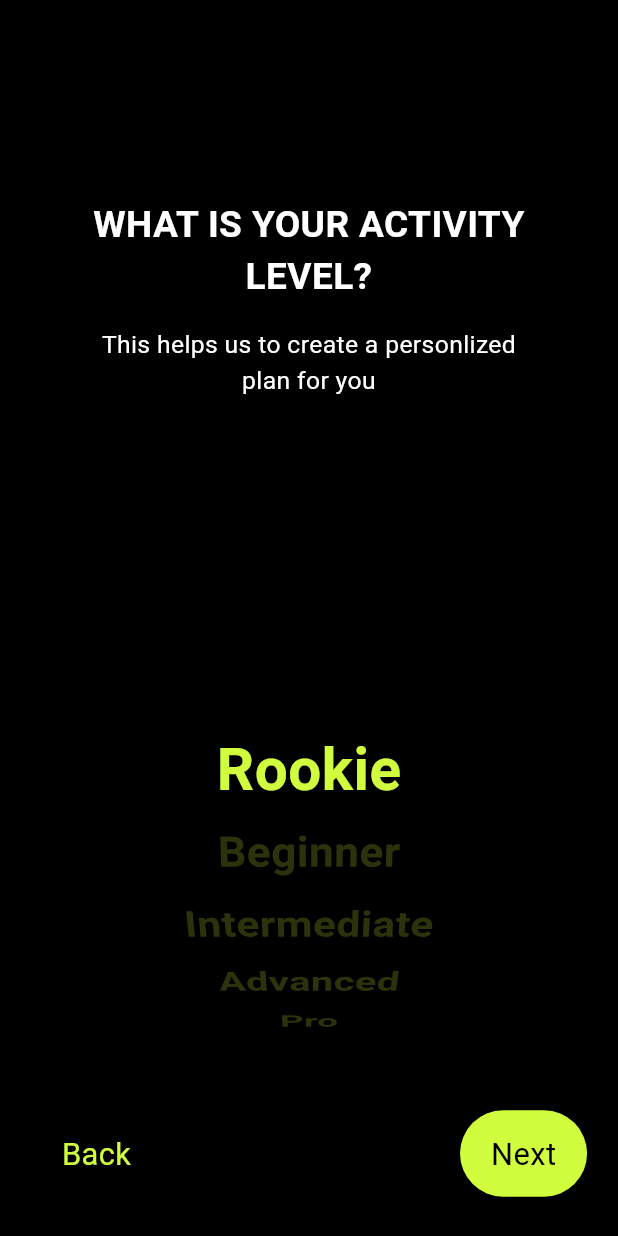
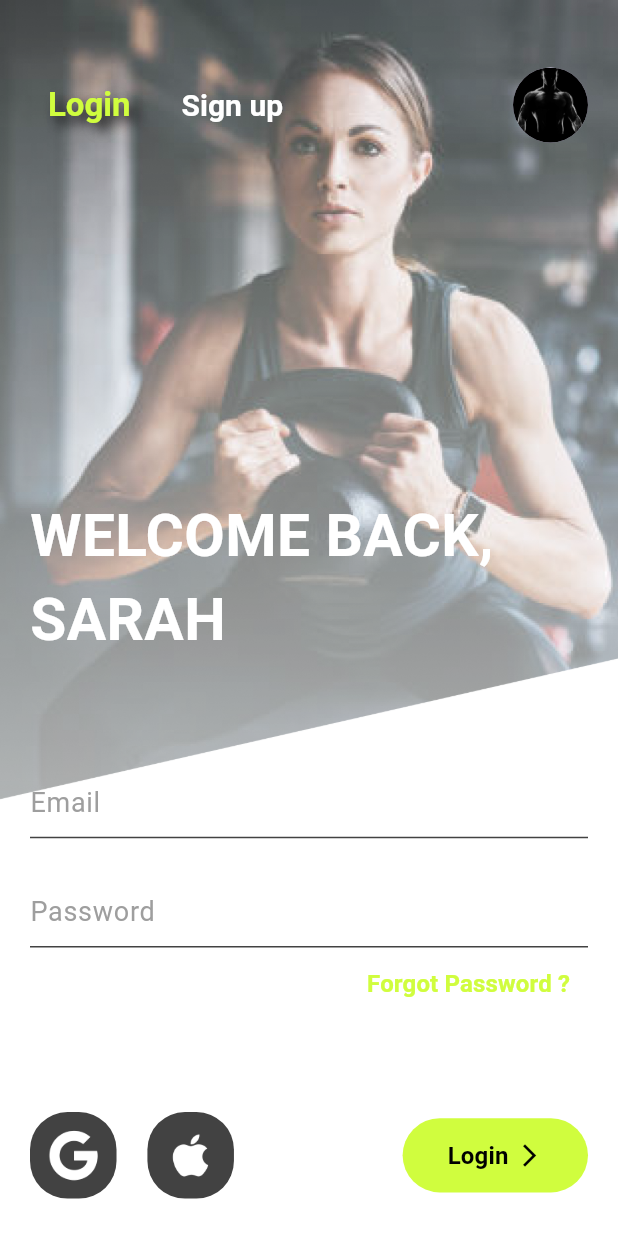
Before and after one commit to Mayank443/FITNESS_APP, a Flutter app: the LevelScreen screen opened by its route, after a tap on "Next", on a phone screen of 412 x 824 dp. Run offline on Flutter 3.47's test engine with Material 3 defaults, Android fonts, the phone set to English and light mode, and no system bars; our stand-ins replace smooth_page_indicator.

Commit message:
7. frontend layout

```diff
--- a/lib/main.dart
+++ b/lib/main.dart
@@ -1,4 +1,5 @@
 import 'package:fitnesss_app/screens/Auth/forgot_passward.dart';
+import 'package:fitnesss_app/screens/Auth/login_signup.dart';
 import 'package:fitnesss_app/screens/UserData/AgeScreen/age_screen.dart';
 import 'package:flutter/material.dart';
 
@@ -29,9 +30,13 @@ class MyApp extends StatelessWidget {
         '/height': (context) => HeightPage(),
         '/goal': (context) => GoalPage(),
         '/activity': (context) => LevelScreen(),
+        '/login': (context) => SignUp(),
+        '/forgotPassword': (context) => ForgotPassward(),
 
       },
-      home: ForgotPassward(),
+      home: OnBoardingScreen(
+
+      ),
     );
   }
 }
--- /dev/null
+++ b/lib/screens/Auth/login_signup.dart
@@ -0,0 +1,491 @@
+import 'package:flutter/material.dart';
+import '../../constants/colors.dart';
+import '../OnboardingScreen/onboarding_screen.dart';
+
+class SignUp extends StatefulWidget {
+  const SignUp({super.key});
+
+  @override
+  State<SignUp> createState() => _SignUpState();
+}
+
+class _SignUpState extends State<SignUp> {
+  late PageController _pageController;
+  bool isLoginSelected = true;
+  final TextEditingController _emailController = TextEditingController();
+  final TextEditingController _passwordController = TextEditingController();
+  final TextEditingController _nameController = TextEditingController();
+  bool _isNotValidate = false;
+
+  @override
+  void initState() {
+    super.initState();
+    _pageController = PageController(initialPage: 0);
+  }
+
+  void loginUser() async {
+    if (_emailController.text.isNotEmpty &&
+        _passwordController.text.isNotEmpty) { {
+        print('Login successful');
+        Navigator.push(
+          context,
+          MaterialPageRoute(
+            builder: (context) => OnBoardingScreen(),
+          ),
+        );
+      }
+    } else {
+      setState(() {
+        _isNotValidate = true;
+      });
+    }
+  }
+
+  @override
+  Widget build(BuildContext context) {
+    final size = MediaQuery.of(context).size;
+
+    return Scaffold(
+      backgroundColor: Colors.transparent,
+      body: Stack(
+        children: [
+          Positioned(
+            top: 0,
+            left: 0,
+            right: 0,
+            child: Image.asset(
+              isLoginSelected
+                  ? 'asset/onboarding/img_background_2.png'
+                  : 'asset/onboarding/img_background_3.png',
+              height: size.height * 0.65,
+              width: double.infinity,
+              fit: BoxFit.cover,
+            ),
+          ),
+          Positioned(
+            top: 45,
+            left: 20,
+            right: 20,
+            child: Row(
+              mainAxisAlignment: MainAxisAlignment.spaceBetween,
+              children: [
+                TextButton(
+                  onPressed: () {
+                    _pageController.animateToPage(
+                      0,
+                      duration: const Duration(milliseconds: 5),
+                      curve: Curves.easeInOut,
+                    );
+                  },
+                  style: TextButton.styleFrom(
+                    foregroundColor:
+                        isLoginSelected ? primaryColor : Colors.white,
+                    textStyle: TextStyle(
+                        shadows: isLoginSelected
+                            ? const [
+                                Shadow(
+                                  blurRadius: 10.0,
+                                  color: Colors.black,
+                                  offset: Offset(5.0, 5.0),
+                                ),
+                              ]
+                            : null),
+                  ),
+                  child: Text(
+                    "Login",
+                    style: TextStyle(
+                      fontSize: isLoginSelected ? 22 : 20,
+                      fontWeight: FontWeight.bold,
+                    ),
+                  ),
+                ),
+                const SizedBox(width: 10),
+                TextButton(
+                  onPressed: () {
+                    _pageController.animateToPage(
+                      1,
+                      duration: const Duration(milliseconds: 05),
+                      curve: Curves.easeInOut,
+                    );
+                  },
+                  style: TextButton.styleFrom(
+                    foregroundColor:
+                        isLoginSelected ? Colors.white : primaryColor,
+                    textStyle: TextStyle(
+                      shadows: isLoginSelected
+                          ? null
+                          : const [
+                              Shadow(
+                                blurRadius: 10.0,
+                                color: Colors.black,
+                                offset: Offset(5.0, 5.0),
+                              ),
+                            ],
+                    ),
+                  ),
+                  child: Text(
+                    "Sign up",
+                    style: TextStyle(
+                      fontSize: isLoginSelected ? 20 : 22,
+                      fontWeight: FontWeight.bold,
+                    ),
+                  ),
+                ),
+                const Expanded(child: SizedBox.shrink()),
+                //CircleAvatar
+                isLoginSelected
+                    ? const CircleAvatar(
+                        radius: 25,
+                        backgroundImage:
+                            AssetImage('asset/images/profile.png'),
+                      )
+                    : const SizedBox.shrink(),
+              ],
+            ),
+          ),
+          Positioned(
+            top: size.height * 0.40,
+            child: Padding(
+              padding: const EdgeInsets.symmetric(horizontal: 20),
+              child: Text(
+                isLoginSelected
+                    ? "Welcome back, \nSarah".toUpperCase()
+                    : "Hello rookies".toUpperCase(),
+                style: TextStyle(
+                  fontSize: size.width * 0.095,
+                  fontWeight: FontWeight.bold,
+                  color: Colors.white,
+                ),
+                textAlign: TextAlign.left,
+              ),
+            ),
+          ),
+          Positioned(
+            top: size.height * (isLoginSelected ? 0.62 : 0.52),
+            left: 0,
+            right: 0,
+            child: SizedBox(
+              height: size.height * 0.5,
+              child: PageView(
+                controller: _pageController,
+                onPageChanged: (index) {
+                  setState(() {
+                    isLoginSelected = index == 0;
+                  });
+                },
+                children: [
+                  // Login Page
+
+                  Padding(
+                    padding: const EdgeInsets.symmetric(horizontal: 20),
+                    child: Column(
+                      children: [
+                        TextField(
+                          controller: _emailController,
+                          decoration: InputDecoration(
+                            hintText: "Email",
+                            hintStyle: TextStyle(
+                              fontSize: 18,
+                              color: Colors.grey[500],
+                            ),
+                            enabledBorder: UnderlineInputBorder(
+                              borderSide: BorderSide(
+                                color: Colors.grey.shade800,
+                              ),
+                            ),
+                            focusedBorder: UnderlineInputBorder(
+                              borderSide: BorderSide(
+                                color: Colors.grey.shade300,
+                              ),
+                            ),
+                          ),
+                        ),
+                        SizedBox(height: size.height * 0.03),
+                        TextField(
+                          controller: _passwordController,
+                          obscureText: true,
+                          cursorColor: Colors.grey,
+                          decoration: InputDecoration(
+                            hintText: "Password",
+                            hintStyle: TextStyle(
+                              fontSize: 18,
+                              color: Colors.grey[500],
+                            ),
+                            enabledBorder: UnderlineInputBorder(
+                              borderSide: BorderSide(
+                                color: Colors.grey.shade800,
+                              ),
+                            ),
+                            focusedBorder: UnderlineInputBorder(
+                              borderSide: BorderSide(
+                                color: Colors.grey.shade300,
+                              ),
+                            ),
+                          ),
+                        ),
+                        Row(
+                          mainAxisAlignment: MainAxisAlignment.end,
+                          children: [
+                            TextButton(
+                              onPressed: () {
+                                Navigator.pushNamed(context, '/forgotpassword');
+                              },
+                              child: const Text(
+                                "Forgot Password ?",
+                                style: TextStyle(
+                                  fontSize: 16,
+                                  fontWeight: FontWeight.bold,
+                                  color: primaryColor,
+                                ),
+                              ),
+                            ),
+                          ],
+                        ),
+                        SizedBox(height: size.height * 0.075),
+                        Row(
+                          mainAxisAlignment: MainAxisAlignment.start,
+                          children: [
+                            Container(
+                              height: size.height * 0.07,
+                              width: size.height * 0.07,
+                              decoration: BoxDecoration(
+                                color: Colors.grey[800],
+                                borderRadius: BorderRadius.circular(25),
+                              ),
+                              child: TextButton(
+                                onPressed: () {
+                                  // Add Google sign-in logic
+                                },
+                                child: Image.asset(
+                                  'asset/images/google.png',
+                                  color: Colors.white,
+                                  height: size.height * 0.05,
+                                ),
+                              ),
+                            ),
+                            SizedBox(width: size.width * 0.05),
+                            Container(
+                              height: size.height * 0.07,
+                              width: size.height * 0.07,
+                              decoration: BoxDecoration(
+                                color: Colors.grey[800],
+                                borderRadius: BorderRadius.circular(25),
+                              ),
+                              child: TextButton(
+                                onPressed: () {
+                                  // Add Apple sign-in logic
+                                },
+                                child: Image.asset(
+                                  'asset/images/apple.png',
+                                  color: Colors.white,
+                                  height: size.height * 0.05,
+                                ),
+                              ),
+                            ),
+                            const Expanded(child: SizedBox.shrink()),
+                            Container(
+                              height: size.height * 0.06,
+                              width: size.width * 0.3,
+                              decoration: BoxDecoration(
+                                color: primaryColor,
+                                borderRadius: BorderRadius.circular(25),
+                              ),
+                              child: TextButton(
+                                onPressed: () {
+                                  // _login();
+                                  loginUser();
+                                },
+                                child: const Row(
+                                  mainAxisAlignment: MainAxisAlignment.center,
+                                  children: [
+                                    Text(
+                                      "Login",
+                                      style: TextStyle(
+                                        fontSize: 16,
+                                        fontWeight: FontWeight.bold,
+                                        color: Colors.black,
+                                      ),
+                                    ),
+                                    SizedBox(width: 5),
+                                    Icon(
+                                      Icons.arrow_forward_ios,
+                                      color: Colors.black,
+                                    ),
+                                  ],
+                                ),
+                              ),
+                            ),
+                          ],
+                        ),
+                        SizedBox(height: size.height * 0.04),
+                      ],
+                    ),
+                  ),
+
+                  // Sigtopn up Page
+                  //Name
+
+                  Padding(
+                    padding: const EdgeInsets.symmetric(horizontal: 20),
+                    child: Column(
+                      children: [
+                        TextField(
+                          controller: _nameController,
+                          decoration: InputDecoration(
+                            hintText: "Name",
+                            hintStyle: TextStyle(
+                              fontSize: 18,
+                              color: Colors.grey[500],
+                            ),
+                            enabledBorder: UnderlineInputBorder(
+                              borderSide: BorderSide(
+                                color: Colors.grey.shade800,
+                              ),
+                            ),
+                            focusedBorder: UnderlineInputBorder(
+                              borderSide: BorderSide(
+                                color: Colors.grey.shade300,
+                              ),
+                            ),
+                          ),
+                        ),
+                        SizedBox(height: size.height * 0.03),
+                        TextField(
+                          controller: _emailController,
+                          decoration: InputDecoration(
+                            hintText: "Email",
+                            hintStyle: TextStyle(
+                              fontSize: 18,
+                              color: Colors.grey[500],
+                            ),
+                            enabledBorder: UnderlineInputBorder(
+                              borderSide: BorderSide(
+                                color: Colors.grey.shade800,
+                              ),
+                            ),
+                            focusedBorder: UnderlineInputBorder(
+                              borderSide: BorderSide(
+                                color: Colors.grey.shade300,
+                              ),
+                            ),
+                          ),
+                        ),
+                        SizedBox(height: size.height * 0.03),
+                        TextField(
+                          controller: _passwordController,
+                          obscureText: true,
+                          decoration: InputDecoration(
+                            hintText: "Password",
+                            hintStyle: TextStyle(
+                              fontSize: 18,
+                              color: Colors.grey[500],
+                            ),
+                            enabledBorder: UnderlineInputBorder(
+                              borderSide: BorderSide(
+                                color: Colors.grey.shade800,
+                              ),
+                            ),
+                            focusedBorder: UnderlineInputBorder(
+                              borderSide: BorderSide(
+                                color: Colors.grey.shade300,
+                              ),
+                            ),
+                          ),
+                        ),
+                        const Spacer(),
+                        Row(
+                          mainAxisAlignment: MainAxisAlignment.start,
+                          children: [
+                            Container(
+                              height: size.height * 0.07,
+                              width: size.height * 0.07,
+                              decoration: BoxDecoration(
+                                color: Colors.grey[800],
+                                borderRadius: BorderRadius.circular(25),
+                              ),
+                              child: TextButton(
+                                onPressed: () {
+                                  // Add Google sign-up logic
+                                },
+                                child: Image.asset(
+                                  'asset/images/google.png',
+                                  color: Colors.white,
+                                  height: size.height * 0.05,
+                                ),
+                              ),
+                            ),
+                            SizedBox(width: size.width * 0.05),
+                            Container(
+                              height: size.height * 0.07,
+                              width: size.height * 0.07,
+                              decoration: BoxDecoration(
+                                color: Colors.grey[800],
+                                borderRadius: BorderRadius.circular(25),
+                              ),
+                              child: TextButton(
+                                onPressed: () {
+                                  // Add Apple sign-up logic
+                                },
+                                child: Image.asset(
+                                  'asset/images/apple.png',
+                                  color: Colors.white,
+                                  height: size.height * 0.05,
+                                ),
+                              ),
+                            ),
+                            const Expanded(child: SizedBox.shrink()),
+                            Container(
+                              height: size.height * 0.06,
+                              width: size.width * 0.3,
+                              decoration: BoxDecoration(
+                                color: primaryColor,
+                                borderRadius: BorderRadius.circular(25),
+                              ),
+                              child: TextButton(
+                                onPressed: () {
+                                  // registerUser();
+                                  //print the user details
+                                },
+                                child: const Row(
+                                  mainAxisAlignment: MainAxisAlignment.center,
+                                  children: [
+                                    Text(
+                                      "Sign up",
+                                      style: TextStyle(
+                                        fontSize: 16,
+                                        fontWeight: FontWeight.bold,
+                                        color: Colors.black,
+                                      ),
+                                    ),
+                                    SizedBox(width: 5),
+                                    Icon(
+                                      Icons.arrow_forward_ios,
+                                      color: Colors.black,
+                                    ),
+                                  ],
+                                ),
+                              ),
+                            ),
+                          ],
+                        ),
+                        SizedBox(height: size.height * 0.055),
+                      ],
+                    ),
+                  ),
+                ],
+              ),
+            ),
+          ),
+        ],
+      ),
+    );
+  }
+
+  @override
+  void dispose() {
+    _pageController.dispose();
+    _emailController.dispose();
+    _passwordController.dispose();
+    super.dispose();
+  }
+}
--- a/lib/screens/UserData/LevelScreen/level_screen.dart
+++ b/lib/screens/UserData/LevelScreen/level_screen.dart
@@ -41,7 +41,7 @@ class _LevelScreenState extends State<LevelScreen> {
                 title: "What is your Activity Level?",
                 color: Colors.white),
             SizedBox(
-              height: size.height * 0.055,
+              height: size.height * 0.05,
             ),
             SizedBox(
               height: size.height * 0.5,
@@ -51,7 +51,8 @@ class _LevelScreenState extends State<LevelScreen> {
             ),
             DetailPageButton(
               text: 'Next',
-              onTap: () {},
+              onTap: () {
+                Navigator.pushNamed(context, '/login');},
               showBackButton: true,
               onBackTap: () {
                 Navigator.pop(context);
--- a/pubspec.yaml
+++ b/pubspec.yaml
@@ -61,6 +61,7 @@ flutter:
   # To add assets to your application, add an assets section, like this:
   assets:
     - asset/onboarding/
+    - asset/images/
   #   - images/a_dot_ham.jpeg
 
   # An image asset can refer to one or more resolution-specific "variants", see
```
Also changed, not shown: asset/images/apple.png (added), asset/images/google.png (added), asset/images/profile.png (added), asset/onboarding/Background.png (added).
